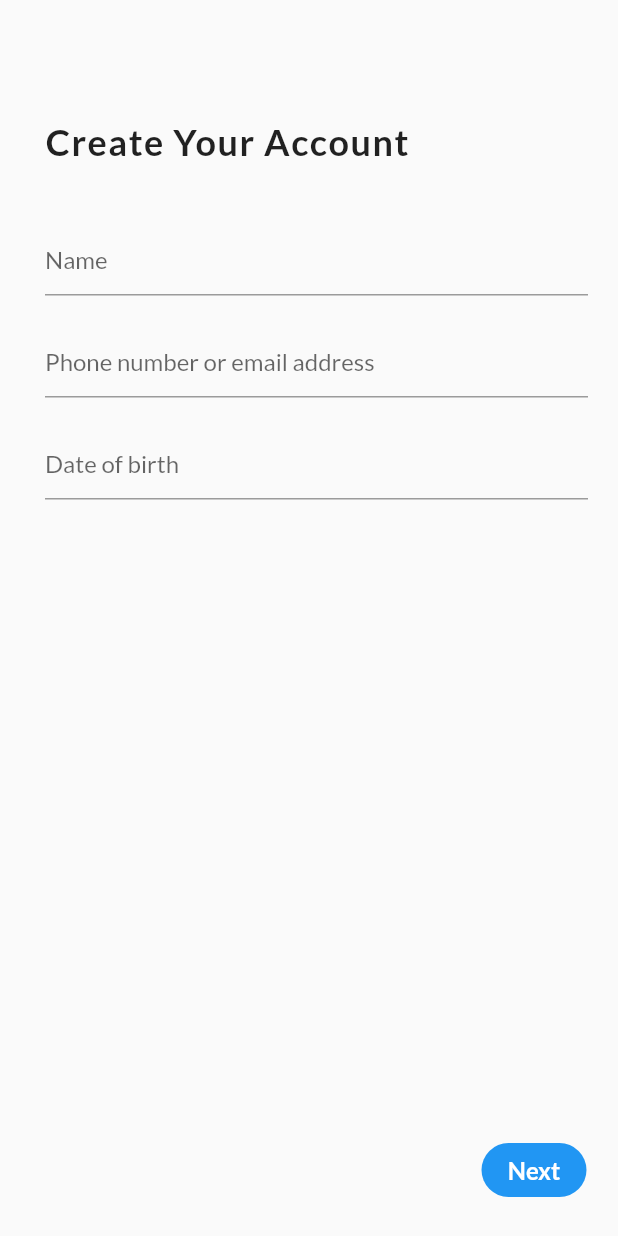
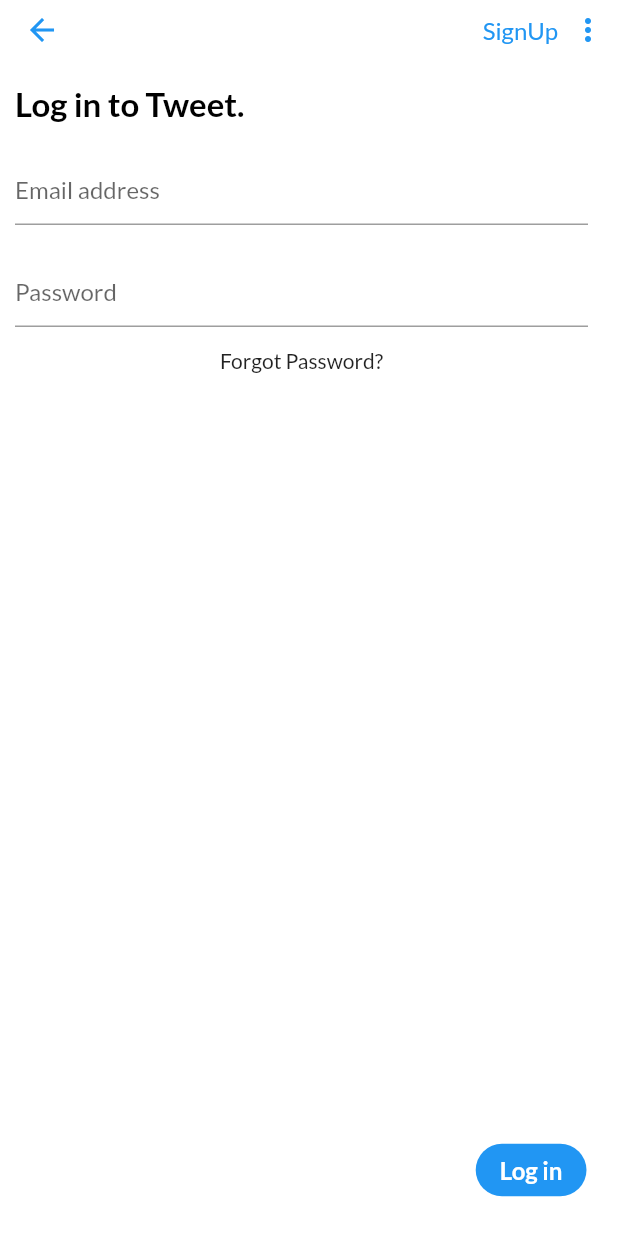
Before and after one commit to sonivenali/Tweet_dock, a Flutter app: the screen it shows after launch, on a phone screen of 412 x 824 dp. Run offline on Flutter 3.47's test engine with Material 2 defaults, Android fonts, the phone set to English and light mode, and no system bars; our stand-ins replace google_fonts.

Commit message:
Created LogIn Screen

```diff
--- a/lib/main.dart
+++ b/lib/main.dart
@@ -1,6 +1,7 @@
 import 'package:flutter/material.dart';
 import 'package:tweet_dock/screens/landing_screen.dart';
 import 'package:google_fonts/google_fonts.dart';
+import 'package:tweet_dock/screens/logIn_screen.dart';
 import 'package:tweet_dock/screens/signUp_screen.dart';
 
 
@@ -17,7 +18,7 @@ class TweetDock extends StatelessWidget {
       theme: ThemeData(
         textTheme: GoogleFonts.latoTextTheme(textTheme)
       ),
-      home: SignUp() ,
+      home: LogIn() ,
     );
   }
 }
--- /dev/null
+++ b/lib/screens/logIn_screen.dart
@@ -0,0 +1,123 @@
+import 'package:flutter/material.dart';
+
+class LogIn extends StatefulWidget {
+  @override
+  _LogInState createState() => _LogInState();
+}
+
+class _LogInState extends State<LogIn> {
+  final _formKey = GlobalKey<FormState>();
+  final emailController = TextEditingController();
+  final passwordController = TextEditingController();
+
+  @override
+  Widget build(BuildContext context) {
+    return Scaffold(
+      backgroundColor: Colors.white,
+      appBar: AppBar(
+        toolbarHeight: 40,
+        backgroundColor: Colors.white,
+        elevation: 0,
+        actions: [
+          Center(
+            child: Padding(
+              padding: const EdgeInsets.only(right: 8),
+              child: Text(
+                "SignUp",
+                style: TextStyle(
+                    color: Colors.blue,
+                    fontSize: 16,
+                    fontWeight: FontWeight.w500),
+              ),
+            ),
+          ),
+          Padding(
+            padding: const EdgeInsets.only(right: 8),
+            child: Icon(
+              Icons.more_vert,
+              color: Colors.blue,
+            ),
+          )
+        ],
+        leading: BackButton(
+          color: Colors.blue,
+        ),
+      ),
+      body: Padding(
+        padding: const EdgeInsets.only(left: 10, right: 20, top: 16),
+        child: Form(
+          key: _formKey,
+          child: Stack(
+            children: [
+              Column(
+                crossAxisAlignment: CrossAxisAlignment.start,
+                children: [
+                  Text(
+                    "Log in to Tweet.",
+                    style: TextStyle(
+                        color: Colors.black,
+                        fontSize: 22,
+                        fontWeight: FontWeight.w600),
+                  ),
+                  Padding(
+                    padding: const EdgeInsets.only(top: 20, bottom: 20),
+                    child: TextFormField(
+                      controller: emailController,
+                      validator: (String text) {
+                        if (text.isEmpty ||
+                            !text.contains("@") ||
+                            !text.contains(".com")) {
+                          return "Email is INVALID";
+                        } else {
+                          return null;
+                        }
+                      },
+                      decoration: InputDecoration(hintText: "Email address"),
+                    ),
+                  ),
+                  TextFormField(
+                    controller: passwordController,
+                    validator: (String text) {
+                      if (text.isEmpty) {
+                        return "Password is INVALID";
+                      } else {
+                        return null;
+                      }
+                    },
+                    decoration: InputDecoration(
+                      fillColor: Colors.black,
+                      hintText: "Password",
+                    ),
+                  ),
+                  Center(
+                      child: Padding(
+                    padding: const EdgeInsets.only(top: 14),
+                    child: Text("Forgot Password?"),
+                  ))
+                ],
+              ),
+              Positioned(
+                  right: 1,
+                  bottom: 20,
+                  child: FlatButton(
+                      minWidth: 60,
+                      height: 35,
+                      shape: RoundedRectangleBorder(
+                          borderRadius: new BorderRadius.circular(20)),
+                      color: Colors.blue,
+                      onPressed: () {
+                        if (_formKey.currentState.validate()) {}
+                      },
+                      child: Text("Log in",
+                          style: TextStyle(
+                            color: Colors.white,
+                            fontSize: 16,
+                            fontWeight: FontWeight.w700,
+                          )))),
+            ],
+          ),
+        ),
+      ),
+    );
+  }
+}
```
Also changed, not shown: lib/screens/signUp_screen.dart (+26 -13 lines).
